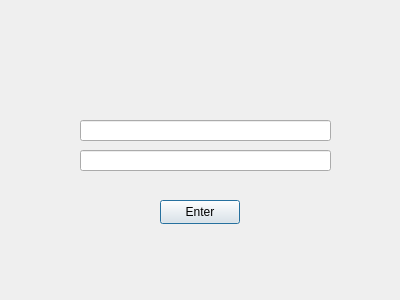
The window that log_form.ui (hanglider/Forma) describes before a commit, drawn with Qt 5.
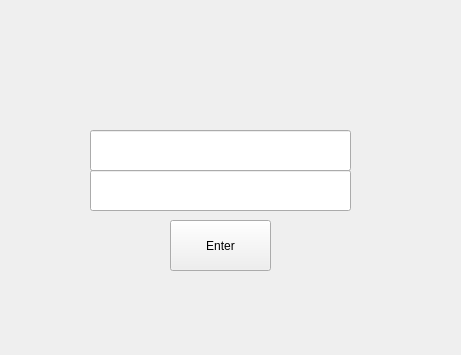
The same window after the commit.

```diff
--- a/log_form.ui
+++ b/log_form.ui
@@ -1,13 +1,13 @@
 <?xml version="1.0" encoding="UTF-8"?>
 <ui version="4.0">
- <class>Log_form</class>
- <widget class="QDialog" name="Log_form">
+ <class>Log_Form</class>
+ <widget class="QWidget" name="Log_Form">
   <property name="geometry">
    <rect>
     <x>0</x>
     <y>0</y>
-    <width>400</width>
-    <height>300</height>
+    <width>461</width>
+    <height>355</height>
    </rect>
   </property>
   <property name="windowTitle">
@@ -16,30 +16,30 @@
   <widget class="QLineEdit" name="lineEdit">
    <property name="geometry">
     <rect>
-     <x>80</x>
-     <y>120</y>
-     <width>251</width>
-     <height>21</height>
+     <x>90</x>
+     <y>130</y>
+     <width>261</width>
+     <height>41</height>
     </rect>
    </property>
   </widget>
   <widget class="QLineEdit" name="lineEdit_2">
    <property name="geometry">
     <rect>
-     <x>80</x>
-     <y>150</y>
-     <width>251</width>
-     <height>21</height>
+     <x>90</x>
+     <y>170</y>
+     <width>261</width>
+     <height>41</height>
     </rect>
    </property>
   </widget>
   <widget class="QPushButton" name="LoginButton">
    <property name="geometry">
     <rect>
-     <x>160</x>
-     <y>200</y>
-     <width>80</width>
-     <height>24</height>
+     <x>170</x>
+     <y>220</y>
+     <width>101</width>
+     <height>51</height>
     </rect>
    </property>
    <property name="text">
```
